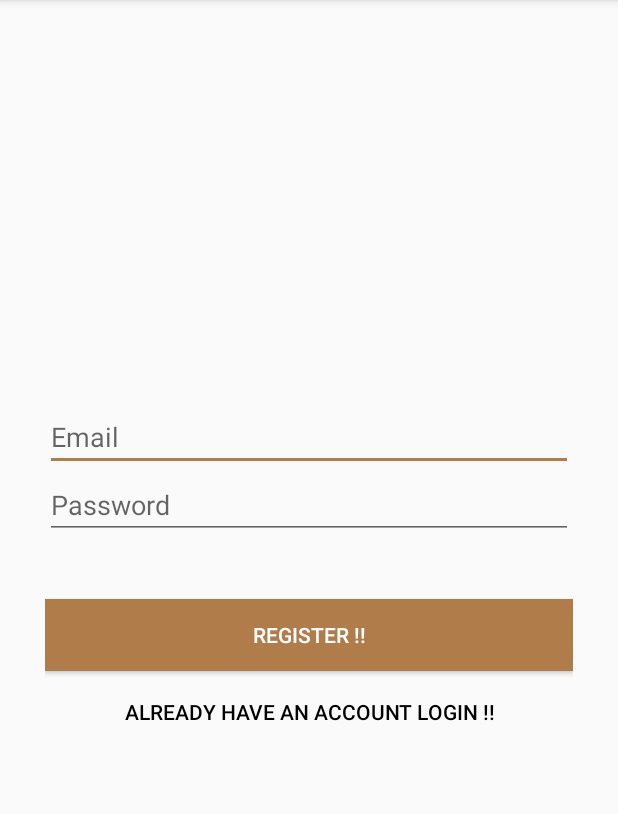
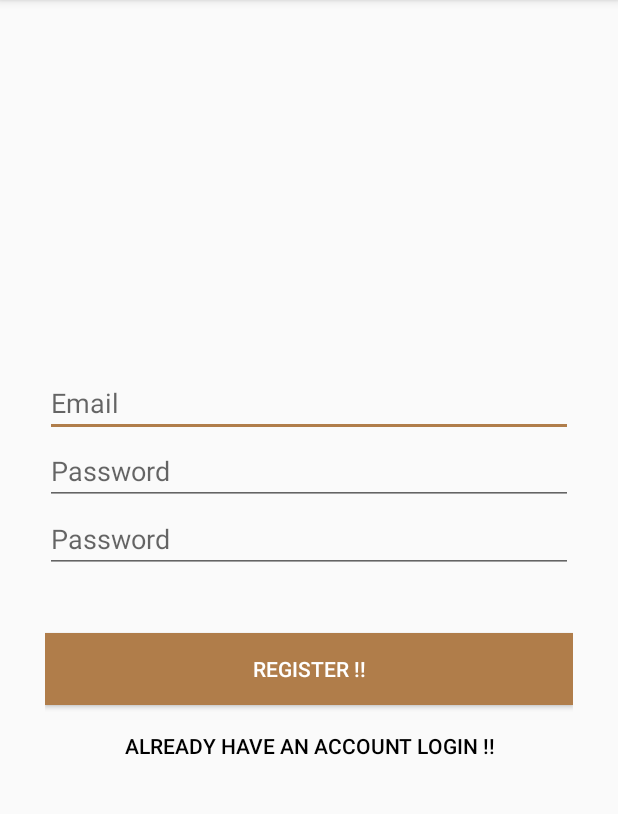
Before and after one commit to kumarvivek633/ITManagerAndroid, an Android app: the RegisterActivity screen opened directly, with no data from a screen before it, after a tap on "REGISTER !!", on a phone screen of 412 x 824 dp, the part 84-898 px from its top. Run offline under Robolectric (Android 15) with nearby library versions, the phone set to English and light mode, and no system bars; our stand-ins replace Volley; network calls fail; 1 statement that could not run was skipped.

Commit message:
Code Formatted and app icon applied

```diff
--- a/ITAssetManager/app/src/main/AndroidManifest.xml
+++ b/ITAssetManager/app/src/main/AndroidManifest.xml
@@ -5,7 +5,7 @@
     <uses-permission android:name="android.permission.CAMERA"/>
     <application
         android:allowBackup="true"
-        android:icon="@mipmap/ic_launcher"
+        android:icon="@mipmap/app_icon"
         android:label="@string/app_name"
         android:supportsRtl="true"
         android:theme="@style/AppTheme" >
@@ -22,6 +22,7 @@
         </activity>
         <activity android:name="com.vivekkumar.itassetmanager.RegisterActivity"/>
         <activity android:name="com.vivekkumar.itassetmanager.HomeActivity" >
+
         </activity>
         <activity android:name="com.vivekkumar.itassetmanager.AddUserActivity" android:label="Add User"
             android:parentActivityName=".HomeActivity">
--- a/ITAssetManager/app/src/main/java/com/vivekkumar/itassetmanager/AddUserActivity.java
+++ b/ITAssetManager/app/src/main/java/com/vivekkumar/itassetmanager/AddUserActivity.java
@@ -62,7 +62,7 @@ public class AddUserActivity extends AppCompatActivity {
     private void submitForm() {
 
         addUser(
-                Long.valueOf(empId.getText().toString().equals("")?"0":empId.getText().toString()),
+                Long.valueOf(empId.getText().toString().equals("") ? "0" : empId.getText().toString()),
                 firstName.getText().toString(),
                 lastName.getText().toString(),
                 email.getText().toString());
@@ -93,7 +93,7 @@ public class AddUserActivity extends AppCompatActivity {
 
                             if (!error) {
                                 String user = response.getString("firstName");
-                                Toast.makeText(getApplicationContext(), user +" is successfully Added!", Toast.LENGTH_SHORT).show();
+                                Toast.makeText(getApplicationContext(), user + " is successfully Added!", Toast.LENGTH_SHORT).show();
 
                                 // Launch login activity
                                 Intent intent = new Intent(
@@ -153,7 +153,7 @@ public class AddUserActivity extends AppCompatActivity {
 
     }
 
-    private void logout(){
+    private void logout() {
         Intent i = new Intent(getApplicationContext(), LoginActivity.class);
         startActivity(i);
     }
--- a/ITAssetManager/app/src/main/java/com/vivekkumar/itassetmanager/AllocateAssetActivity.java
+++ b/ITAssetManager/app/src/main/java/com/vivekkumar/itassetmanager/AllocateAssetActivity.java
@@ -63,7 +63,7 @@ public class AllocateAssetActivity extends AppCompatActivity {
     private void submitForm() {
 
         allocateAsset(
-                Long.valueOf(empId.getText().toString().equals("")?"0":empId.getText().toString()),
+                Long.valueOf(empId.getText().toString().equals("") ? "0" : empId.getText().toString()),
                 assetId.getText().toString(),
                 assetType.getText().toString());
     }
@@ -92,7 +92,7 @@ public class AllocateAssetActivity extends AppCompatActivity {
 
                             if (!error) {
                                 String user = response.getJSONObject("user").getString("firstName");
-                                Toast.makeText(getApplicationContext(), assetType +" is successfully allocated to " + user + "!", Toast.LENGTH_SHORT).show();
+                                Toast.makeText(getApplicationContext(), assetType + " is successfully allocated to " + user + "!", Toast.LENGTH_SHORT).show();
 
                                 // Launch login activity
                                 Intent intent = new Intent(
@@ -152,7 +152,7 @@ public class AllocateAssetActivity extends AppCompatActivity {
 
     }
 
-    private void logout(){
+    private void logout() {
         Intent i = new Intent(getApplicationContext(), LoginActivity.class);
         startActivity(i);
     }
--- a/ITAssetManager/app/src/main/java/com/vivekkumar/itassetmanager/AppSingleton.java
+++ b/ITAssetManager/app/src/main/java/com/vivekkumar/itassetmanager/AppSingleton.java
@@ -2,14 +2,14 @@ package com.vivekkumar.itassetmanager;
 
 import android.content.Context;
 
+import com.android.volley.Request;
 import com.android.volley.RequestQueue;
-import com.android.volley.Request;
 import com.android.volley.toolbox.Volley;
 
 public class AppSingleton {
     private static AppSingleton mAppSingletonInstance;
+    private static Context mContext;
     private RequestQueue mRequestQueue;
-    private static Context mContext;
 
     private AppSingleton(Context context) {
         mContext = context;
@@ -32,7 +32,7 @@ public class AppSingleton {
         return mRequestQueue;
     }
 
-    public <T> void addToRequestQueue(Request<T> req,String tag) {
+    public <T> void addToRequestQueue(Request<T> req, String tag) {
         req.setTag(tag);
         getRequestQueue().add(req);
     }
--- a/ITAssetManager/app/src/main/java/com/vivekkumar/itassetmanager/RegisterActivity.java
+++ b/ITAssetManager/app/src/main/java/com/vivekkumar/itassetmanager/RegisterActivity.java
@@ -17,6 +17,7 @@ import com.android.volley.toolbox.JsonObjectRequest;
 
 import org.json.JSONException;
 import org.json.JSONObject;
+
 import java.util.HashMap;
 
 
@@ -26,7 +27,7 @@ public class RegisterActivity extends AppCompatActivity {
     private static final String URL_FOR_REGISTRATION = "http://10.0.2.2:8080/ITAssetManager/Register_User";
     ProgressDialog progressDialog;
 
-    private EditText  signupInputEmail, signupInputPassword;
+    private EditText signupInputEmail, signupInputPassword, signupConfirmPassword;
     private Button btnSignUp;
     private Button btnLinkLogin;
 
@@ -41,6 +42,7 @@ public class RegisterActivity extends AppCompatActivity {
 
         signupInputEmail = (EditText) findViewById(R.id.signup_input_email);
         signupInputPassword = (EditText) findViewById(R.id.signup_input_password);
+        signupConfirmPassword = (EditText) findViewById(R.id.signup_confirm_password);
 
         btnSignUp = (Button) findViewById(R.id.btn_signup);
         btnLinkLogin = (Button) findViewById(R.id.btn_link_login);
@@ -55,17 +57,21 @@ public class RegisterActivity extends AppCompatActivity {
             @Override
             public void onClick(View view) {
 
-                Intent i = new Intent(getApplicationContext(),LoginActivity.class);
+                Intent i = new Intent(getApplicationContext(), LoginActivity.class);
                 startActivity(i);
             }
         });
     }
 
     private void submitForm() {
+        if (signupInputPassword.getText().toString().equals(signupConfirmPassword.getText().toString())) {
+            registerUser(
+                    signupInputEmail.getText().toString(),
+                    signupInputPassword.getText().toString());
+        } else {
+            Toast.makeText(getApplicationContext(), "Passwords doesn't match!", Toast.LENGTH_SHORT).show();
+        }
 
-        registerUser(
-                     signupInputEmail.getText().toString(),
-                     signupInputPassword.getText().toString());
     }
 
     private void registerUser(final String email, final String password) {
@@ -91,7 +97,7 @@ public class RegisterActivity extends AppCompatActivity {
 
                             if (!error) {
                                 String user = response.getJSONObject("user").getString("firstName");
-                                Toast.makeText(getApplicationContext(), "Hi " + user +", You are successfully Added!", Toast.LENGTH_SHORT).show();
+                                Toast.makeText(getApplicationContext(), "Hi " + user + ", You are successfully Added!", Toast.LENGTH_SHORT).show();
 
                                 // Launch login activity
                                 Intent intent = new Intent(
--- a/ITAssetManager/app/src/main/res/layout/activity_register.xml
+++ b/ITAssetManager/app/src/main/res/layout/activity_register.xml
@@ -20,13 +20,21 @@
                 android:ems="10"
                 android:inputType="textEmailAddress"
                 android:hint="Email" />
-            <EditText
+        <EditText
                 android:id="@+id/signup_input_password"
                 android:layout_width="match_parent"
                 android:layout_height="wrap_content"
                 android:ems="10"
                 android:inputType="textPassword"
                 android:hint="@string/hint_password" />
+
+        <EditText
+            android:id="@+id/signup_confirm_password"
+            android:layout_width="match_parent"
+            android:layout_height="wrap_content"
+            android:ems="10"
+            android:hint="@string/hint_password"
+            android:inputType="textPassword" />
 
         <Button android:id="@+id/btn_signup"
             android:layout_width="fill_parent"
```
Also changed, not shown: ITAssetManager/app/src/main/java/com/vivekkumar/itassetmanager/HomeActivity.java (+12 -11 lines), ITAssetManager/app/src/main/java/com/vivekkumar/itassetmanager/LoginActivity.java (+13 -9 lines), ITAssetManager/app/src/main/java/com/vivekkumar/itassetmanager/ScanActivity.java (+11 -12 lines), ITAssetManager/app/src/main/res/mipmap-hdpi/app_icon.png (added), ITAssetManager/app/src/main/res/mipmap-mdpi/app_icon.png (added), ITAssetManager/app/src/main/res/mipmap-xhdpi/app_icon.png (added), ITAssetManager/app/src/main/res/mipmap-xxhdpi/app_icon.png (added), ITAssetManager/app/src/main/res/mipmap-xxxhdpi/app_icon.png (added).
